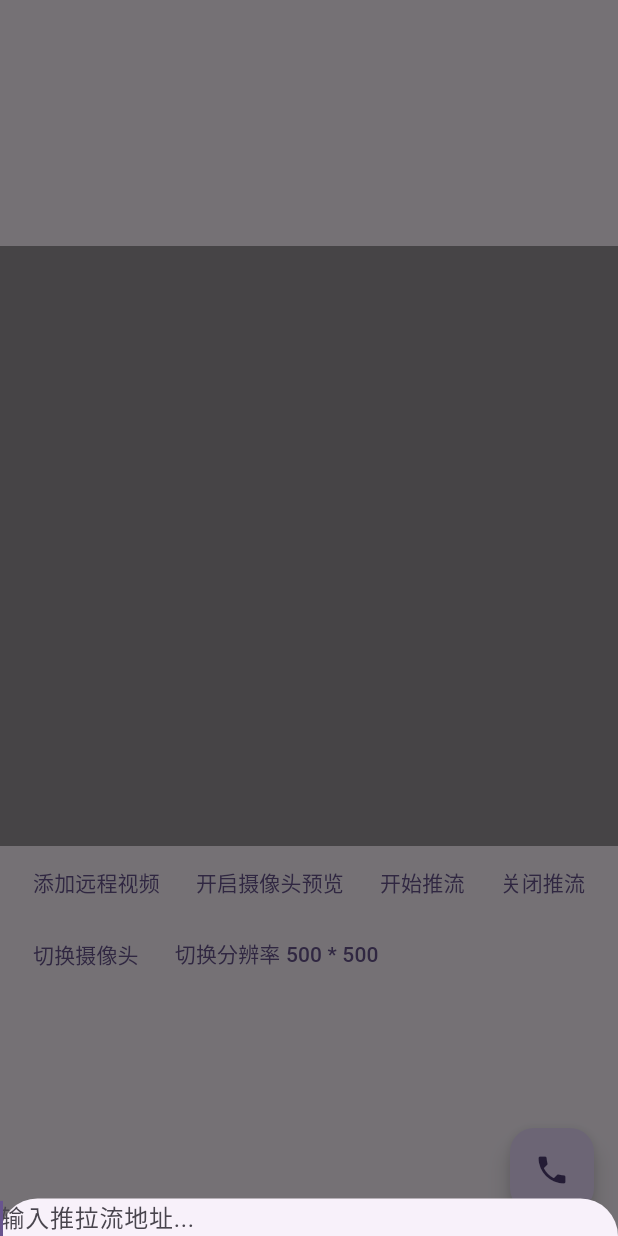
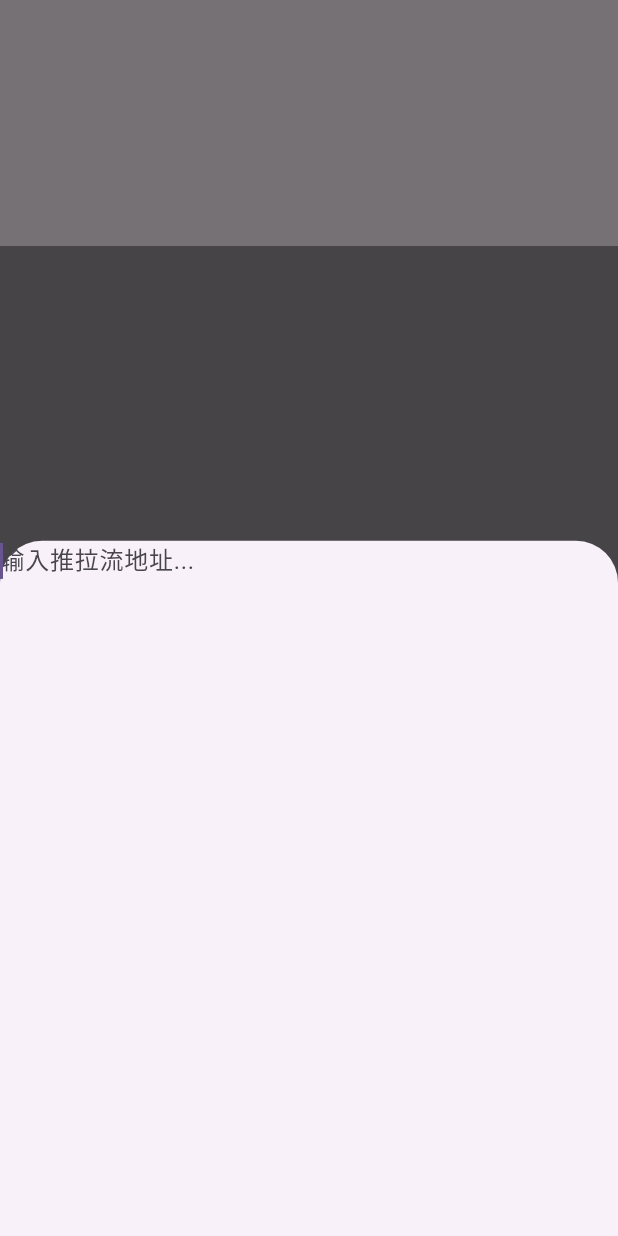
Before and after one commit to as946640/flutter_webrtc_demo, a Flutter app: the screen it shows after launch, after a tap on "添加远程视频", on a phone screen of 412 x 824 dp. Run offline on Flutter 3.47's test engine with Material 2 defaults, Android fonts, the light colour scheme and no system bars; our stand-ins replace dio, get, permission_handler; missing offline and left inert: flutter_webrtc.

Commit message:
修复弹窗键盘位置

```diff
--- a/lib/web_rtc/web_rtc.dart
+++ b/lib/web_rtc/web_rtc.dart
@@ -189,7 +189,10 @@ class _WebRtcWidgetState extends State<WebRtcWidget> {
   }
 
   Widget BotInput({required Function(String value) send}) {
-    return TextField(
+    return SizedBox(
+      /// 暂时这样写死 方便输入
+      height: 500,
+      child: TextField(
         autofocus: true,
         textInputAction: TextInputAction.send,
         textAlignVertical: TextAlignVertical.center, // 垂直居中对
@@ -203,6 +206,7 @@ class _WebRtcWidgetState extends State<WebRtcWidget> {
           Navigator.of(context).pop();
           send.call(value);
         },
+      ),
     );
   }
 
```
Also changed, not shown: 1 other file. Lines whose indentation alone changed are shown as unchanged.
